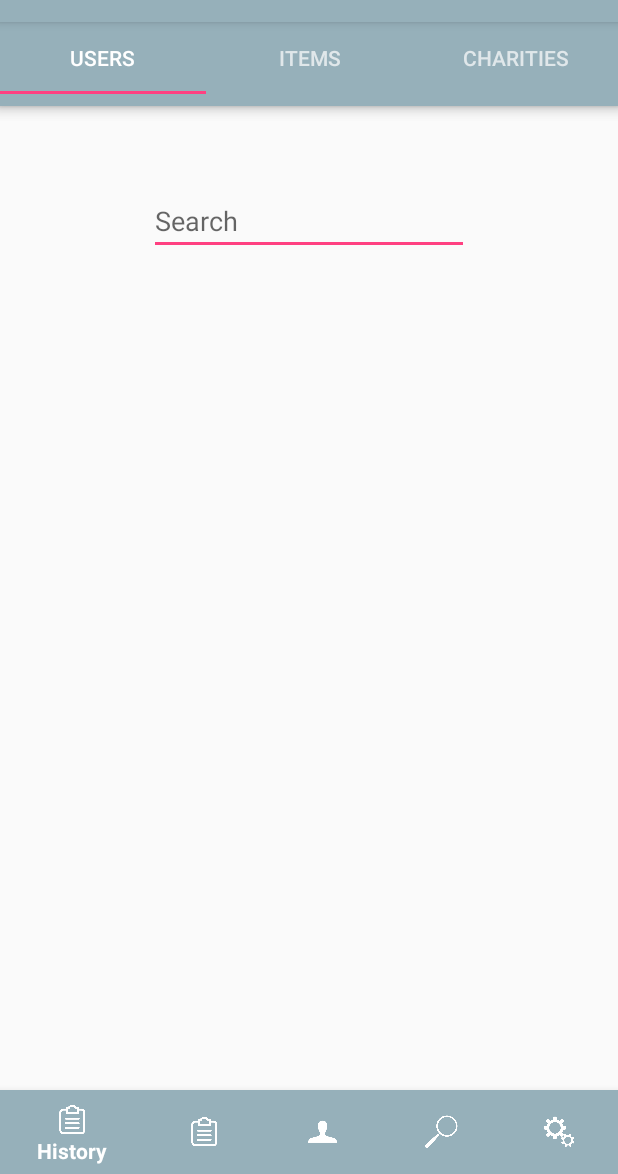
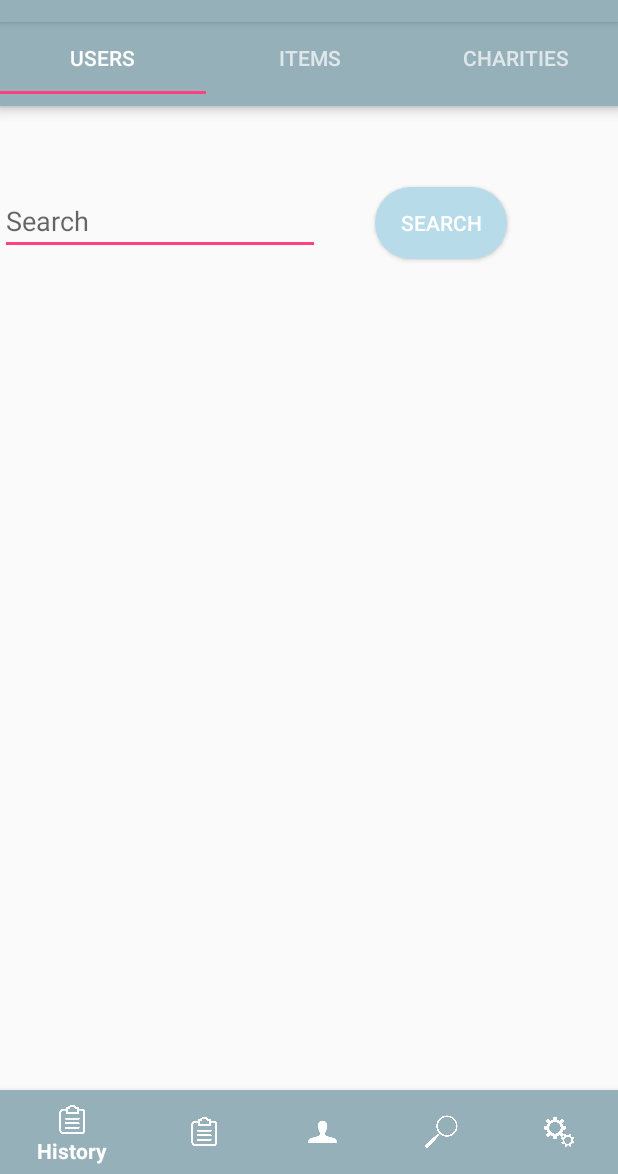
Before and after one commit to FatimahKB/Capstone, an Android app: the Search screen opened directly, with no data from a screen before it, on a phone screen of 412 x 824 dp, the part 62-1236 px from its top. Run offline under Robolectric (Android 15) with nearby library versions, the phone set to English and light mode, and no system bars; our stand-ins replace Firebase (no records; nobody signed in at launch, a user with empty details on screens opened directly).

Commit message:
search user merged

```diff
--- a/app/src/main/java/com/example/fatim/makeawish/Search.java
+++ b/app/src/main/java/com/example/fatim/makeawish/Search.java
@@ -9,13 +9,94 @@ import android.support.v7.app.AppCompatActivity;
 import android.os.Bundle;
 import android.support.v7.widget.Toolbar;
 import android.view.MenuItem;
+import android.content.SharedPreferences;
+import android.preference.PreferenceManager;
+import android.support.v7.app.AppCompatActivity;
+import android.os.Bundle;
+import android.util.Log;
+import android.view.View;
+import android.widget.AdapterView;
+import android.widget.ArrayAdapter;
+import android.widget.Button;
+import android.widget.EditText;
+import android.widget.ListView;
+import android.widget.TextView;
+import android.widget.Toast;
 
+import com.google.firebase.database.DataSnapshot;
+import com.google.firebase.database.DatabaseError;
+import com.google.firebase.database.DatabaseReference;
+import com.google.firebase.database.FirebaseDatabase;
+import com.google.firebase.database.ValueEventListener;
+
+import java.util.ArrayList;
 public class Search extends AppCompatActivity {
+
+    public DatabaseReference mDatabase;
+    public ArrayList<String> all_users=new ArrayList<String>();
+    public ArrayList<String> all_items=new ArrayList<String>();
+    public ArrayList<String> all_charities=new ArrayList<String>();
+    public ArrayList<String> users=new ArrayList<String>();
+    Button search_user_btn;
+    Button search_charity_btn;
+    Button search_item_btn;
+    ListView search_list;
+    TextView k;
+    EditText search;
+    SharedPreferences sharedPreferences;
+
 
     @Override
     protected void onCreate(Bundle savedInstanceState) {
         super.onCreate(savedInstanceState);
         setContentView(R.layout.activity_search);
+        //copied
+        sharedPreferences= PreferenceManager.getDefaultSharedPreferences(this);
+        mDatabase = FirebaseDatabase.getInstance().getReference();
+
+        mDatabase.child("Users").addValueEventListener(new ValueEventListener() {
+            @Override
+            public void onDataChange(DataSnapshot dataSnapshot) {
+                for (DataSnapshot postSnapshot: dataSnapshot.getChildren()) {
+                    String str = postSnapshot.getKey();
+                    all_users.add(str);
+//                    if(postSnapshot.hasChild("ischarity")) {
+//                        String isCharity = postSnapshot.child("ischarity").getValue(String.class);
+//                        if (isCharity.equals("true"))
+//                            all_charities.add(str);
+//                    }
+                }
+            }
+
+
+            @Override
+            public void onCancelled(DatabaseError databaseError) {
+                // Getting Post failed, log a message
+                Log.w(null, "loadPost:onCancelled", databaseError.toException());
+                // ...
+            }
+        });
+
+        mDatabase.child("Items").addValueEventListener(new ValueEventListener() {
+            @Override
+            public void onDataChange(DataSnapshot dataSnapshot) {
+                for (DataSnapshot postSnapshot: dataSnapshot.getChildren()) {
+                    String str = postSnapshot.getKey();
+                    all_items.add(str);
+                }
+            }
+
+
+            @Override
+            public void onCancelled(DatabaseError databaseError) {
+                // Getting Post failed, log a message
+                Log.w(null, "loadPost:onCancelled", databaseError.toException());
+                // ...
+            }
+        });
+
+
+        //end of copied
 
         Toolbar toolbar = (Toolbar) findViewById(R.id.tool_bar);
 //        setSupportActionBar(toolbar);
--- a/app/src/main/java/com/example/fatim/makeawish/SearchUserFragment.java
+++ b/app/src/main/java/com/example/fatim/makeawish/SearchUserFragment.java
@@ -1,14 +1,113 @@
 package com.example.fatim.makeawish;
 
+import android.content.Intent;
+import android.content.SharedPreferences;
 import android.os.Bundle;
+import android.preference.PreferenceManager;
 import android.support.v4.app.Fragment;
 import android.view.LayoutInflater;
 import android.view.View;
 import android.view.ViewGroup;
+import android.widget.Button;
 
-public class SearchUserFragment extends Fragment{
+import android.util.Log;
+import android.widget.AdapterView;
+import android.widget.ArrayAdapter;
+import android.widget.Button;
+import android.widget.EditText;
+import android.widget.ListView;
+import android.widget.TextView;
+import android.widget.Toast;
+
+import com.google.firebase.database.DataSnapshot;
+import com.google.firebase.database.DatabaseError;
+import com.google.firebase.database.DatabaseReference;
+import com.google.firebase.database.FirebaseDatabase;
+import com.google.firebase.database.ValueEventListener;
+
+import java.util.ArrayList;
+
+
+public class SearchUserFragment extends Fragment {
+
+    public DatabaseReference mDatabase;
+    public ArrayList<String> all_users=new ArrayList<String>();
+    EditText search;
+    public ArrayList<String> users=new ArrayList<String>();
+    Button search_charity_btn;
+    Button search_item_btn;
+    ListView search_list;
+    TextView k;
+    SharedPreferences sharedPreferences;
+
     @Override
     public View onCreateView(LayoutInflater inflater, ViewGroup viewGroup, Bundle savedInstanceState){
-        return inflater.inflate(R.layout.search_users_layout, viewGroup, false);
+     //   return inflater.inflate(R.layout.search_users_layout, viewGroup, false);
+final View view = inflater.inflate(R.layout.search_users_layout, viewGroup, false);
+        Button userSearch =(Button) view.findViewById(R.id.userSearchbtn);
+//        search=(EditText)findViewById(R.id.search_searchBar_editText);
+        final ListView  search_list=(ListView) view.findViewById(R.id.searchuser_result_listView);
+
+        search=(EditText)view.findViewById(R.id.search_searchBar_editText);
+
+
+        //copied
+        sharedPreferences= PreferenceManager.getDefaultSharedPreferences(getContext());
+        mDatabase = FirebaseDatabase.getInstance().getReference();
+
+        mDatabase.child("Users").addValueEventListener(new ValueEventListener() {
+            @Override
+            public void onDataChange(DataSnapshot dataSnapshot) {
+                for (DataSnapshot postSnapshot: dataSnapshot.getChildren()) {
+                    String str = postSnapshot.getKey();
+                    all_users.add(str);
+//                    if(postSnapshot.hasChild("ischarity")) {
+//                        String isCharity = postSnapshot.child("ischarity").getValue(String.class);
+//                        if (isCharity.equals("true"))
+//                            all_charities.add(str);
+//                    }
+                }
+            }
+
+
+            @Override
+            public void onCancelled(DatabaseError databaseError) {
+                // Getting Post failed, log a message
+                Log.w(null, "loadPost:onCancelled", databaseError.toException());
+                // ...
+            }
+        });
+
+
+        //end
+        userSearch.setOnClickListener(new View.OnClickListener() {
+    @Override
+    public void onClick(View v) {
+
+            users = new ArrayList<String>();
+            for(String lala: all_users){
+                if (lala.contains(search.getText().toString())) {
+                    users.add(lala);}
+                ArrayAdapter<String> adapter1 = (new ArrayAdapter<String>(getContext(), android.R.layout.simple_list_item_1,users));
+                search_list.setAdapter(adapter1);
+            }
+            users = new ArrayList<String>();
+    }
+});
+        search_list.setOnItemClickListener(new AdapterView.OnItemClickListener() {
+            @Override
+            public void onItemClick(AdapterView<?> parent, View view, int position, long id) {
+                String selected_user=(search_list.getItemAtPosition(position)).toString();
+                Toast.makeText(getContext(),"toast 1 the searched user is :"+selected_user,Toast.LENGTH_LONG).show();
+                SharedPreferences.Editor e =sharedPreferences.edit();
+                e.putString("searched_user",selected_user);
+                e.commit();
+                Toast.makeText(getContext(),"toast 2 the searched user is :"+selected_user,Toast.LENGTH_LONG).show();
+
+                startActivity(new Intent(getContext(),History.class));
+            }
+        });
+
+        return view;
     }
 }
--- a/app/src/main/res/layout/activity_search.xml
+++ b/app/src/main/res/layout/activity_search.xml
@@ -23,23 +23,23 @@
         <!--app:menu="@menu/navigation" />-->
 
 
-    <EditText
-        android:id="@+id/search_searchBar_editText"
-        android:layout_width="wrap_content"
-        android:layout_height="wrap_content"
-        android:layout_alignParentTop="true"
-        android:layout_centerHorizontal="true"
-        android:layout_marginTop="110dp"
-        android:ems="10"
-        android:hint="Search"
-        android:inputType="text" />
-    android:id="@+id/main_layout"
-    xmlns:android="http://schemas.android.com/apk/res/android"
-    xmlns:app="http://schemas.android.com/apk/res-auto"
-    xmlns:tools="http://schemas.android.com/tools"
-    android:layout_width="match_parent"
-    android:layout_height="match_parent"
-    tools:context=".MainActivity">
+    <!--<EditText-->
+        <!--android:id="@+id/search_searchBar_editText"-->
+        <!--android:layout_width="wrap_content"-->
+        <!--android:layout_height="wrap_content"-->
+        <!--android:layout_alignParentTop="true"-->
+        <!--android:layout_centerHorizontal="true"-->
+        <!--android:layout_marginTop="110dp"-->
+        <!--android:ems="10"-->
+        <!--android:hint="Search"-->
+        <!--android:inputType="text" />-->
+    <!--android:id="@+id/main_layout"-->
+    <!--xmlns:android="http://schemas.android.com/apk/res/android"-->
+    <!--xmlns:app="http://schemas.android.com/apk/res-auto"-->
+    <!--xmlns:tools="http://schemas.android.com/tools"-->
+    <!--android:layout_width="match_parent"-->
+    <!--android:layout_height="match_parent"-->
+    <!--tools:context=".MainActivity">-->
 
     <android.support.v7.widget.Toolbar
         android:id="@+id/tool_bar"
--- a/app/src/main/res/layout/search_users_layout.xml
+++ b/app/src/main/res/layout/search_users_layout.xml
@@ -2,11 +2,46 @@
 <RelativeLayout
     xmlns:android="http://schemas.android.com/apk/res/android" android:layout_width="match_parent"
     android:layout_height="match_parent">
+
+    android:id="@+id/main_layout"
+    xmlns:android="http://schemas.android.com/apk/res/android"
+    xmlns:app="http://schemas.android.com/apk/res-auto"
+    xmlns:tools="http://schemas.android.com/tools"
+    android:layout_width="match_parent"
+    android:layout_height="match_parent"
+    tools:context=".MainActivity">
+
+    <EditText
+        android:id="@+id/search_searchBar_editText"
+        android:layout_width="wrap_content"
+        android:layout_height="wrap_content"
+        android:layout_alignParentTop="true"
+        android:layout_marginTop="54dp"
+        android:ems="10"
+        android:hint="Search"
+        android:inputType="text" />
+
+    <Button
+        android:id="@+id/userSearchbtn"
+
+        android:layout_width="wrap_content"
+        android:layout_height="wrap_content"
+
+        android:layout_marginLeft="250dp"
+        android:layout_marginTop="54dp"
+
+        android:background="@drawable/roundedbutton"
+        android:text="Search"
+        android:textColor="@color/common_google_signin_btn_text_dark_default" />
+
 
     <ListView
         android:id="@+id/searchuser_result_listView"
         android:layout_width="match_parent"
         android:layout_height="356dp"
         android:layout_alignParentBottom="true"
-        android:layout_alignParentStart="true" />
+
+        android:layout_marginStart="0dp"
+        android:layout_marginBottom="156dp" />
+
 </RelativeLayout>
```
